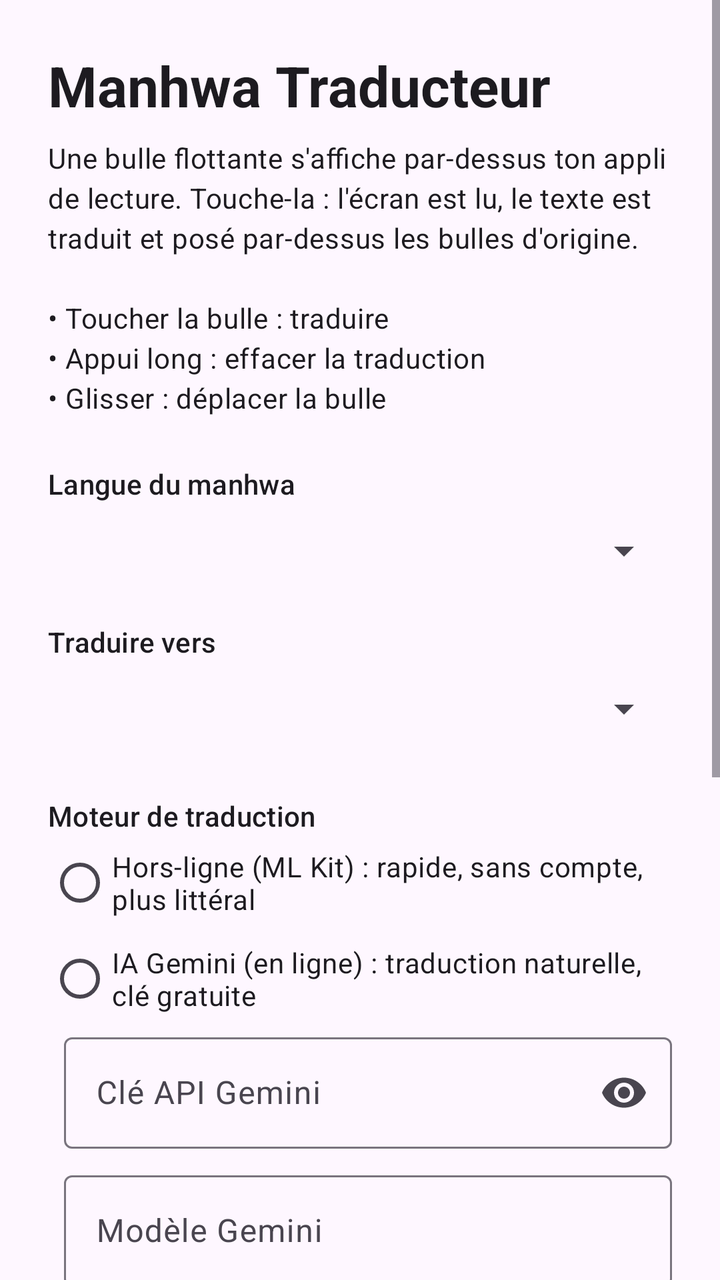
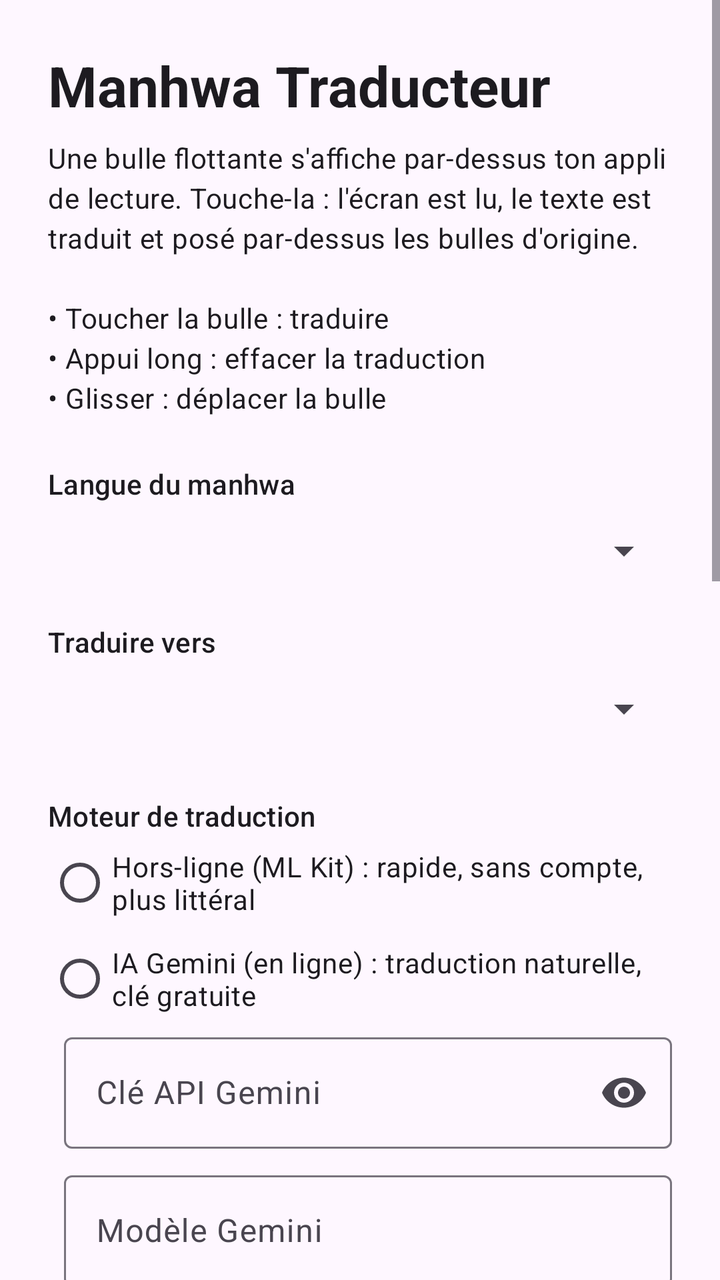

Before-and-after screenshots of an Android layout around one commit, followed by the original layout XML and the change that was made.
<!-- AndroidManifest.xml: application theme Theme.ManhwaTraducteur -->
<!-- res/layout/activity_main.xml -->
<?xml version="1.0" encoding="utf-8"?>
<ScrollView xmlns:android="http://schemas.android.com/apk/res/android"
    android:layout_width="match_parent"
    android:layout_height="match_parent"
    android:fitsSystemWindows="true">

    <LinearLayout
        android:layout_width="match_parent"
        android:layout_height="wrap_content"
        android:orientation="vertical"
        android:padding="24dp">

        <TextView
            android:layout_width="wrap_content"
            android:layout_height="wrap_content"
            android:text="@string/app_name"
            android:textAppearance="?attr/textAppearanceHeadlineMedium"
            android:textStyle="bold" />

        <TextView
            android:layout_width="match_parent"
            android:layout_height="wrap_content"
            android:layout_marginTop="8dp"
            android:text="Une bulle flottante s'affiche par-dessus ton appli de lecture. Touche-la : l'écran est lu, le texte est traduit et posé par-dessus les bulles d'origine.\n\n• Toucher la bulle : traduire\n• Appui long : effacer la traduction\n• Glisser : déplacer la bulle"
            android:textAppearance="?attr/textAppearanceBodyMedium" />

        <TextView
            android:layout_width="wrap_content"
            android:layout_height="wrap_content"
            android:layout_marginTop="24dp"
            android:text="Langue du manhwa"
            android:textAppearance="?attr/textAppearanceTitleSmall" />

        <Spinner
            android:id="@+id/sourceSpinner"
            android:layout_width="match_parent"
            android:layout_height="48dp" />

        <TextView
            android:layout_width="wrap_content"
            android:layout_height="wrap_content"
            android:layout_marginTop="12dp"
            android:text="Traduire vers"
            android:textAppearance="?attr/textAppearanceTitleSmall" />

        <Spinner
            android:id="@+id/targetSpinner"
            android:layout_width="match_parent"
            android:layout_height="48dp" />

        <TextView
            android:layout_width="wrap_content"
            android:layout_height="wrap_content"
            android:layout_marginTop="20dp"
            android:text="Moteur de traduction"
            android:textAppearance="?attr/textAppearanceTitleSmall" />

        <RadioGroup
            android:id="@+id/engineGroup"
            android:layout_width="match_parent"
            android:layout_height="wrap_content">

            <RadioButton
                android:id="@+id/engineMlkit"
                android:layout_width="match_parent"
                android:layout_height="wrap_content"
                android:text="Hors-ligne (ML Kit) : rapide, sans compte, plus littéral" />

            <RadioButton
                android:id="@+id/engineGemini"
                android:layout_width="match_parent"
                android:layout_height="wrap_content"
                android:text="IA Gemini (en ligne) : traduction naturelle, clé gratuite" />
        </RadioGroup>

        <LinearLayout
            android:id="@+id/geminiSection"
            android:layout_width="match_parent"
            android:layout_height="wrap_content"
            android:orientation="vertical"
            android:paddingStart="8dp">

            <com.google.android.material.textfield.TextInputLayout
                style="@style/Widget.Material3.TextInputLayout.OutlinedBox"
                android:layout_width="match_parent"
                android:layout_height="wrap_content"
                android:hint="Clé API Gemini"
                app:endIconMode="password_toggle"
                xmlns:app="http://schemas.android.com/apk/res-auto">

                <com.google.android.material.textfield.TextInputEditText
                    android:id="@+id/geminiKey"
                    android:layout_width="match_parent"
                    android:layout_height="wrap_content"
                    android:inputType="textPassword"
                    android:singleLine="true" />
            </com.google.android.material.textfield.TextInputLayout>

            <com.google.android.material.textfield.TextInputLayout
                style="@style/Widget.Material3.TextInputLayout.OutlinedBox"
                android:layout_width="match_parent"
                android:layout_height="wrap_content"
                android:layout_marginTop="8dp"
                android:hint="Modèle Gemini">

                <com.google.android.material.textfield.TextInputEditText
                    android:id="@+id/geminiModel"
                    android:layout_width="match_parent"
                    android:layout_height="wrap_content"
                    android:inputType="text"
                    android:singleLine="true" />
            </com.google.android.material.textfield.TextInputLayout>

            <com.google.android.material.button.MaterialButton
                android:id="@+id/geminiKeyButton"
                style="@style/Widget.Material3.Button.TextButton"
                android:layout_width="wrap_content"
                android:layout_height="wrap_content"
                android:text="Obtenir une clé gratuite (Google AI Studio)" />

            <TextView
                android:layout_width="match_parent"
                android:layout_height="wrap_content"
                android:text="La capture de l'écran et les textes sont envoyés à Google pour être traduits. Avec la clé gratuite, Google peut s'en servir pour améliorer ses modèles."
                android:textAppearance="?attr/textAppearanceBodySmall" />
        </LinearLayout>

        <com.google.android.material.materialswitch.MaterialSwitch
            android:id="@+id/followScrollSwitch"
            android:layout_width="match_parent"
            android:layout_height="wrap_content"
            android:layout_marginTop="16dp"
            android:text="Les traductions suivent la page quand je fais défiler" />

        <com.google.android.material.materialswitch.MaterialSwitch
            android:id="@+id/autoModeSwitch"
            android:layout_width="match_parent"
            android:layout_height="wrap_content"
            android:text="Mode auto : retraduire dès que l'écran s'arrête" />

        <TextView
            android:id="@+id/overlayStatus"
            android:layout_width="match_parent"
            android:layout_height="wrap_content"
            android:layout_marginTop="24dp"
            android:textAppearance="?attr/textAppearanceBodyMedium" />

        <com.google.android.material.button.MaterialButton
            android:id="@+id/overlayButton"
            style="@style/Widget.Material3.Button.OutlinedButton"
            android:layout_width="match_parent"
            android:layout_height="wrap_content"
            android:text="Autoriser l'affichage par-dessus les applis" />

        <com.google.android.material.button.MaterialButton
            android:id="@+id/startButton"
            android:layout_width="match_parent"
            android:layout_height="64dp"
            android:layout_marginTop="16dp"
            android:text="Démarrer" />
    </LinearLayout>
</ScrollView>
<!-- resources referenced by this layout -->
<resources>
  <string name="app_name">Manhwa Traducteur</string>
  <style name="Theme.ManhwaTraducteur" parent="Theme.Material3.DayNight.NoActionBar">
          <item name="colorPrimary">@color/brand</item>
      </style>
  <color name="brand">#E63946</color>
</resources>

<!-- the commit's change to res/layout/activity_main.xml (unified diff, before → after) -->
@@ -139,6 +139,27 @@
             android:text="Mode auto : retraduire dès que l'écran s'arrête" />
 
         <TextView
+            android:id="@+id/deadZoneLabel"
+            android:layout_width="match_parent"
+            android:layout_height="wrap_content"
+            android:layout_marginTop="16dp"
+            android:textAppearance="?attr/textAppearanceTitleSmall" />
+
+        <com.google.android.material.slider.Slider
+            android:id="@+id/deadZoneSlider"
+            android:layout_width="match_parent"
+            android:layout_height="wrap_content"
+            android:stepSize="1"
+            android:valueFrom="0"
+            android:valueTo="25" />
+
+        <TextView
+            android:layout_width="match_parent"
+            android:layout_height="wrap_content"
+            android:text="Bandeau du bas de l'écran (juste au-dessus des boutons Android) où le texte n'est pas traduit : évite les boutons « Chapitre précédent / suivant » des sites."
+            android:textAppearance="?attr/textAppearanceBodySmall" />
+
+        <TextView
             android:id="@+id/overlayStatus"
             android:layout_width="match_parent"
             android:layout_height="wrap_content"
@@ -152,6 +173,29 @@
             android:layout_height="wrap_content"
             android:text="Autoriser l'affichage par-dessus les applis" />
 
+        <TextView
+            android:id="@+id/accessStatus"
+            android:layout_width="match_parent"
+            android:layout_height="wrap_content"
+            android:layout_marginTop="16dp"
+            android:textAppearance="?attr/textAppearanceBodyMedium" />
+
+        <com.google.android.material.button.MaterialButton
+            android:id="@+id/accessButton"
+            style="@style/Widget.Material3.Button.OutlinedButton"
+            android:layout_width="match_parent"
+            android:layout_height="wrap_content"
+            android:text="Activer le défilement à travers les traductions" />
+
+        <TextView
+            android:id="@+id/accessHelp"
+            android:layout_width="match_parent"
+            android:layout_height="wrap_content"
+            android:text="Dans Accessibilité → Applis installées → Manhwa Traducteur, active le service. S'il est grisé (Android 13+ pour les applis installées hors Play Store) : Paramètres → Applis → Manhwa Traducteur → menu ⋮ en haut à droite → « Autoriser les paramètres restreints », puis réessaie.
+
+Le service ne lit pas l'écran et ne fait aucune action : il sert seulement à laisser passer tes glissements à travers les traductions."
+            android:textAppearance="?attr/textAppearanceBodySmall" />
+
         <com.google.android.material.button.MaterialButton
             android:id="@+id/startButton"
             android:layout_width="match_parent"
